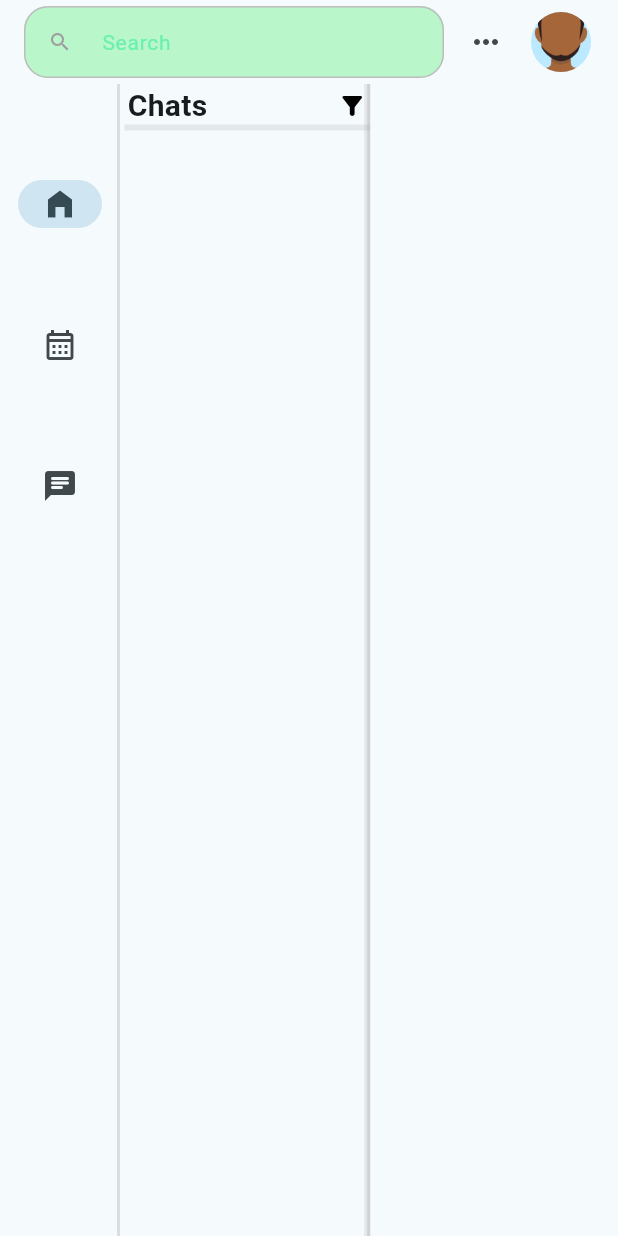
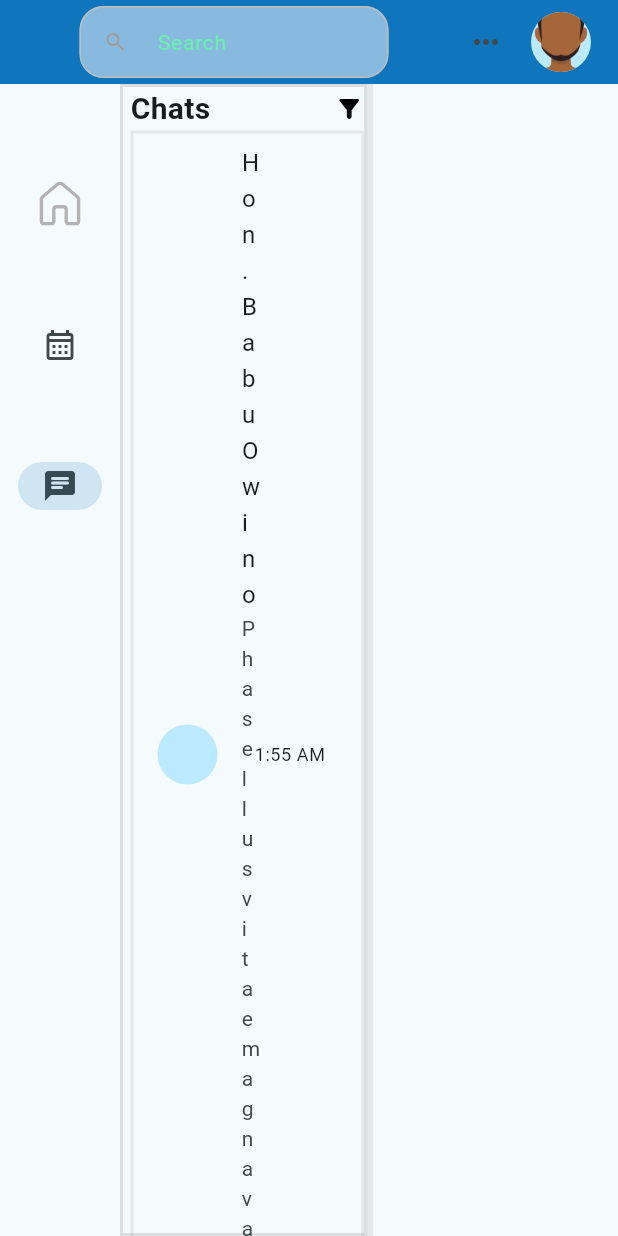
Before and after one commit to KrisKioko/hometab, a Flutter app: the screen it shows after launch, on a phone screen of 412 x 824 dp. Run offline on Flutter 3.47's test engine with Material 2 defaults, Android fonts, the phone set to English and light mode, and no system bars; our stand-ins replace flutter_svg.

Commit message:
Quick review

```diff
--- a/lib/main.dart
+++ b/lib/main.dart
@@ -1,5 +1,5 @@
 import 'package:flutter/material.dart';
-import 'package:home_tab/screens/hometab.dart';
+import './screens/hometab.dart';
 
 
 void main() {
--- a/lib/models/chatsusers.dart
+++ b/lib/models/chatsusers.dart
@@ -1,5 +1,7 @@
 import 'package:flutter/material.dart';
-import 'package:home_tab/widgets/conversationlists.dart';
+
+import '../widgets/conversationlists.dart';
+// import 'package:home_tab/widgets/conversationlists.dart';
 
 
 
--- a/lib/screens/chatdetals.dart
+++ b/lib/screens/chatdetals.dart
@@ -1,5 +1,7 @@
 import 'package:flutter/material.dart';
-import 'package:home_tab/models/chatmessage.dart';
+// import 'package:÷/models/chatmessage.dart';
+
+import '../models/chatmessage.dart';
 
 class ChatDetailPage extends StatefulWidget {
   @override
--- a/lib/screens/hometab.dart
+++ b/lib/screens/hometab.dart
@@ -1,5 +1,6 @@
 import 'package:flutter/material.dart';
-import 'package:home_tab/models/chatsusers.dart';
+import 'package:flutter_svg/svg.dart';
+// import 'package:home_tab/models/chatsusers.dart';
 
 class MyHomeTab extends StatelessWidget {
   const MyHomeTab({super.key});
@@ -8,7 +9,13 @@ class MyHomeTab extends StatelessWidget {
   Widget build(BuildContext context) {
     return Scaffold(
       appBar: AppBar(
-        title: TextField(
+        // ?added backgroudn color on the navigation bar
+        backgroundColor: const Color(0xff0F75BC),
+        title: Center(
+          child: SizedBox(
+            width: MediaQuery.of(context).size.width * .5,
+            child: TextField(
+              //! ive made a few changes on the input... adhere to the theme and the colors.
               decoration: InputDecoration(
                 hintText: 'Search',
                 hintStyle:
@@ -19,11 +26,13 @@ class MyHomeTab extends StatelessWidget {
                   size: 16,
                 ),
                 filled: true,
-            fillColor: Colors.greenAccent.shade100,
+                fillColor: Colors.white.withOpacity(.5),
                 contentPadding: const EdgeInsets.all(8.0),
                 enabledBorder: OutlineInputBorder(
                   borderRadius: BorderRadius.circular(16),
                   borderSide: BorderSide(color: Colors.grey.shade400),
+                ),
+              ),
             ),
           ),
         ),
@@ -45,24 +54,28 @@ class MyHomeTab extends StatelessWidget {
           children: [
             NavigationRail(
               extended: false,
-              destinations: const [
+              destinations: [
                 NavigationRailDestination(
-                  padding: EdgeInsets.only(top: 50),
-                  icon: Icon(Icons.home_filled),
-                  label: Text('Home'),
+                  padding: const EdgeInsets.only(top: 50),
+                  //*!exported svg */
+                  //**
+                  //@TODO export icons here is a sample */
+                  icon: SvgPicture.asset('assets/images/home.svg',
+                      semanticsLabel: 'Acme Logo'),
+                  label: const Text('Home'),
                 ),
-                NavigationRailDestination(
+              const NavigationRailDestination(
                   padding: EdgeInsets.only(top: 50),
                   icon: Icon(Icons.calendar_month_outlined),
                   label: Text('Calendar'),
                 ),
-                NavigationRailDestination(
+               const NavigationRailDestination(
                   padding: EdgeInsets.only(top: 50),
                   icon: Icon(Icons.chat_rounded),
                   label: Text('Chats'),
                 ),
               ],
-              selectedIndex: 0,
+              selectedIndex: 2,
               onDestinationSelected: (value) {},
             ),
             Container(
@@ -73,7 +86,7 @@ class MyHomeTab extends StatelessWidget {
                   color: Colors.grey.withOpacity(0.3),
                   width: 2,
                   style: BorderStyle.solid,
-                  strokeAlign: BorderSide.strokeAlignOutside,
+                  // strokeAlign: BorderSide.strokeAlignOutside,
                 ),
               ),
               alignment: Alignment.topLeft,
@@ -103,8 +116,14 @@ class MyHomeTab extends StatelessWidget {
                         color: Colors.grey.withOpacity(0.2),
                         width: 2,
                         style: BorderStyle.solid,
-                        strokeAlign: BorderSide.strokeAlignOutside,
+                        // strokeAlign: BorderSide.strokeAlignOutside,
                       ),
+                    ),
+                    child: ListTile(
+                      title: Text("Hon. Babu Owino"),
+                      leading: CircleAvatar(),
+                      subtitle: Text('Phasellus vitae magna varius'),
+                      trailing: Text('1:55 AM',style: Theme.of(context).textTheme.caption,),
                     ),
                   ),
                 ],
@@ -116,7 +135,7 @@ class MyHomeTab extends StatelessWidget {
                   color: Colors.grey.withOpacity(0.2),
                   width: 2,
                   style: BorderStyle.solid,
-                  strokeAlign: BorderSide.strokeAlignOutside,
+                  // strokeAlign: BorderSide.strokeAlignOutside,
                 ),
               ),
             ),
--- a/lib/widgets/conversationlists.dart
+++ b/lib/widgets/conversationlists.dart
@@ -1,5 +1,5 @@
 import 'package:flutter/material.dart';
-import 'package:home_tab/screens/chatdetals.dart';
+import '../screens/chatdetals.dart';
 
 
 
```
Also changed, not shown: pubspec.yaml (+5 -4 lines), assets/images/home.svg (added), pubspec.lock. Lines whose indentation alone changed are shown as unchanged.
